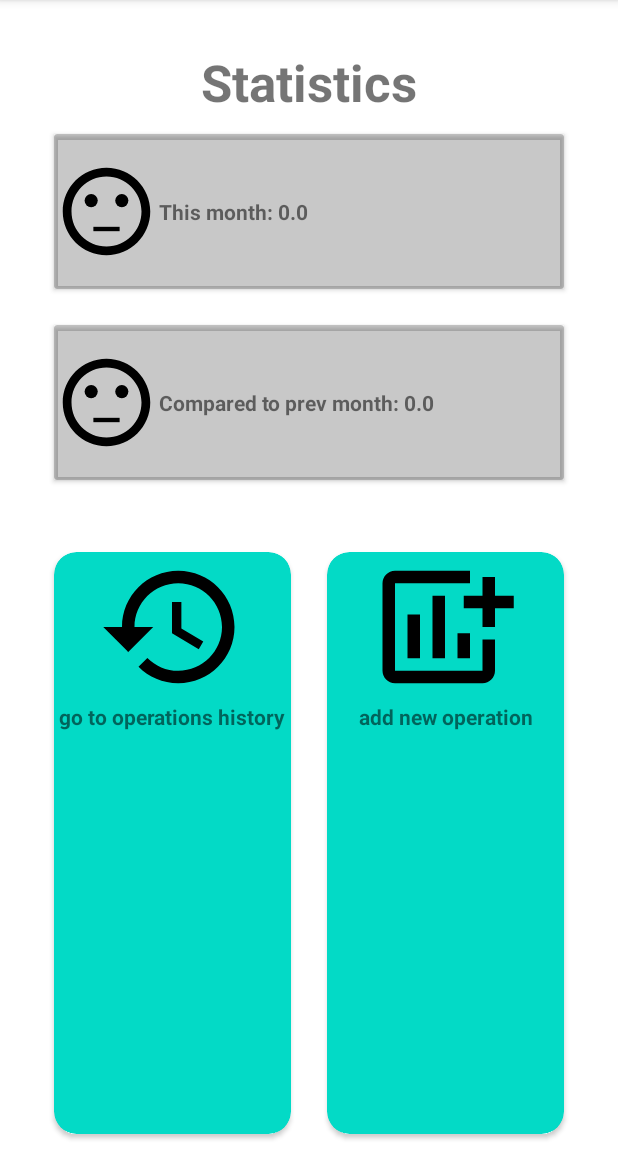
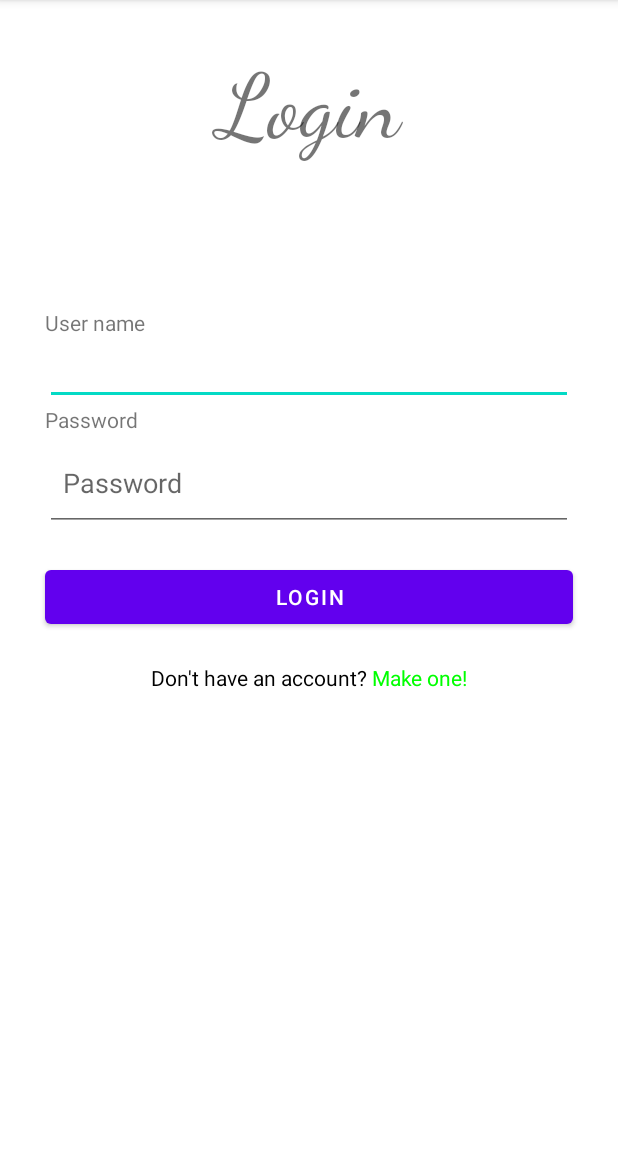
Before and after one commit to TheFgut/MoneySpendCalculator, an Android app: the screen it shows after launch (MainActivity before the commit, LoginActivity after it), on a phone screen of 412 x 824 dp, the part 84-1236 px from its top. Run offline under Robolectric (Android 15) with nearby library versions, the phone set to English and light mode, and no system bars; our stand-ins replace Firebase (no records; nobody signed in at launch, a user with empty details on screens opened directly).

```diff
--- a/app/src/main/java/com/example/moneyspendcalculator/BalanceChangeActivity.kt
+++ b/app/src/main/java/com/example/moneyspendcalculator/BalanceChangeActivity.kt
@@ -11,13 +11,13 @@ import android.widget.EditText
 import android.widget.Spinner
 
 import androidx.appcompat.app.AppCompatActivity
+import com.example.moneyspendcalculator.data_manage.MoneyOperationType
 import com.example.moneyspendcalculator.data_manage.MyDate
 import com.example.moneyspendcalculator.data_manage.data_manager
+import com.example.moneyspendcalculator.data_manage.moneyIncome
 import com.example.moneyspendcalculator.data_manage.moneyIncomeType
+import com.example.moneyspendcalculator.data_manage.moneyOutcome
 import com.example.moneyspendcalculator.data_manage.moneyOutcomeType
-import com.example.moneyspendcalculator.data_manage.MoneyOperationType
-import com.example.moneyspendcalculator.data_manage.moneyIncome
-import com.example.moneyspendcalculator.data_manage.moneyOutcome
 import java.time.LocalDate
 
 
--- /dev/null
+++ b/app/src/main/java/com/example/moneyspendcalculator/LoginActivity.kt
@@ -0,0 +1,117 @@
+package com.example.moneyspendcalculator
+
+import android.content.Intent
+import androidx.appcompat.app.AppCompatActivity
+import android.os.Bundle
+import android.text.Editable
+import android.text.TextWatcher
+import android.widget.Button
+import android.widget.EditText
+import android.widget.TextView
+import android.widget.Toast
+import com.example.moneyspendcalculator.autintification.Authentification
+import com.google.firebase.auth.FirebaseAuth
+
+
+class LoginActivity : AppCompatActivity() {
+
+
+
+
+    var mAuth:FirebaseAuth = FirebaseAuth.getInstance();
+
+    override fun onCreate(savedInstanceState: Bundle?) {
+        super.onCreate(savedInstanceState)
+        setContentView(R.layout.activity_login)
+
+        var userNameField: EditText = findViewById<EditText>(R.id.usernameTextLogin)
+        var passwordField: EditText = findViewById<EditText>(R.id.passwordTextLogin)
+
+        var loginBut: Button = findViewById<Button>(R.id.loginBut)
+
+        userNameField.addTextChangedListener(object : TextWatcher {
+
+            override fun beforeTextChanged(s: CharSequence?, start: Int, count: Int, after: Int) {
+
+            }
+
+            override fun onTextChanged(s: CharSequence?, start: Int, before: Int, count: Int) {
+
+            }
+
+            override fun afterTextChanged(s: Editable?) {
+                val updatedText = s.toString()
+                login = updatedText
+                loginCorrect = Authentification.emailCheck(updatedText)
+
+            }
+        })
+
+        passwordField.addTextChangedListener(object : TextWatcher {
+
+            override fun beforeTextChanged(s: CharSequence?, start: Int, count: Int, after: Int) {
+
+            }
+
+            override fun onTextChanged(s: CharSequence?, start: Int, before: Int, count: Int) {
+
+            }
+
+            override fun afterTextChanged(s: Editable?) {
+
+                val updatedText = s.toString()
+                password = updatedText
+                passwordCorrect = Authentification.passwordCheck(updatedText)
+            }
+        })
+        loginBut.setOnClickListener{
+            tryToLogin()
+        }
+        var toRegisterText: TextView = findViewById<TextView>(R.id.toRegisterTextBut)
+        toRegisterText.setOnClickListener{
+            finish()
+            val intent = Intent(this, RegisterActivity::class.java)
+            startActivity(intent)
+        }
+
+    }
+    private var login:String  = ""
+    private var loginCorrect: Boolean = false
+    private var password:String  = ""
+    private var passwordCorrect: Boolean = false
+    fun tryToLogin() {
+        if(!loginCorrect){
+            Toast.makeText(
+                applicationContext,
+                "login structure is incorrect. Please write an Email",
+                Toast.LENGTH_SHORT).show()
+            return
+        }
+        if(!passwordCorrect){
+            Toast.makeText(
+                applicationContext,
+                "Password is too short",
+                Toast.LENGTH_SHORT).show()
+            return
+        }
+
+        mAuth.signInWithEmailAndPassword(login, password)
+            .addOnCompleteListener { task ->
+                if (task.isSuccessful) {
+
+                    val user = FirebaseAuth.getInstance().currentUser
+
+                    finish()
+                } else {
+                    val exception = task.exception
+                    Toast.makeText(
+                        applicationContext,
+                        "Something went wrong - " + exception,
+                        Toast.LENGTH_SHORT,
+                    ).show()
+                }
+            }
+
+    }
+
+}
--- a/app/src/main/java/com/example/moneyspendcalculator/MainActivity.kt
+++ b/app/src/main/java/com/example/moneyspendcalculator/MainActivity.kt
@@ -7,6 +7,7 @@ import android.widget.ImageView
 import android.widget.TextView
 import androidx.appcompat.app.AppCompatActivity
 import com.example.moneyspendcalculator.ObserverPattern.Observer
+import com.example.moneyspendcalculator.autintification.Authentification
 import com.example.moneyspendcalculator.data_manage.data_manager
 
 
@@ -31,6 +32,7 @@ public class MainActivity: AppCompatActivity(), Observer {
             findViewById<TextView>(R.id.prevMounthComparedRevenueText)
 
         update();
+
     }
 
     fun goToAddNewBalanceChangeSetting(view: View?) {
@@ -46,6 +48,7 @@ public class MainActivity: AppCompatActivity(), Observer {
     override fun onDestroy() {
         data_manager.Destroy();
         super.onDestroy()
+        Authentification.controller.SignOut()
     }
 
     public fun updateInfo(mounthRevenue: Float, prevMounthRevenue:Float) {
--- a/app/src/main/java/com/example/moneyspendcalculator/StatsViewingActivity.kt
+++ b/app/src/main/java/com/example/moneyspendcalculator/StatsViewingActivity.kt
@@ -29,7 +29,8 @@ class StatsViewingActivity : AppCompatActivity() {
 
         val  out = arrayOf<moneyOutcome>();
 
-        showAndSortData(data_manager.manager.incomeInfo.toTypedArray(),
+        showAndSortData(
+            data_manager.manager.incomeInfo.toTypedArray(),
             data_manager.manager.outcomeInfo.toTypedArray())
 
         val button = findViewById<Button>(R.id.buttonBackFromStatsView)
--- a/app/src/main/java/com/example/moneyspendcalculator/statistics_display/MounthStatsDisplay.java
+++ /dev/null
@@ -1,4 +0,0 @@
-package com.example.moneyspendcalculator.statistics_display;
-
-public class MounthStatsDisplay {
-}
--- /dev/null
+++ b/app/src/main/res/layout/activity_login.xml
@@ -0,0 +1,73 @@
+<?xml version="1.0" encoding="utf-8"?>
+<LinearLayout xmlns:android="http://schemas.android.com/apk/res/android"
+    xmlns:app="http://schemas.android.com/apk/res-auto"
+    xmlns:tools="http://schemas.android.com/tools"
+    android:orientation="vertical"
+    android:layout_width="match_parent"
+    android:layout_height="match_parent"
+
+    >
+
+    <TextView
+        android:layout_width="match_parent"
+        android:layout_height="180dp"
+        android:text="Login"
+        android:paddingVertical="35dp"
+        android:textAlignment="center"
+        android:textSize="60sp"
+        android:fontFamily="cursive"
+
+        android:layout_marginBottom="25dp"
+        />
+    <TextView
+
+        android:layout_width="match_parent"
+        android:layout_marginHorizontal="30dp"
+        android:layout_height="wrap_content"
+        android:text="User name"
+
+        />
+    <EditText
+        android:id="@+id/usernameTextLogin"
+        android:layout_width="match_parent"
+        android:layout_height="wrap_content"
+        android:inputType="textEmailAddress"
+        android:layout_marginHorizontal="30dp"
+        />
+    <TextView
+        android:layout_width="match_parent"
+        android:layout_marginHorizontal="30dp"
+        android:layout_height="wrap_content"
+        android:text="Password"
+
+        />
+    <EditText
+        android:id="@+id/passwordTextLogin"
+        android:layout_width="match_parent"
+        android:layout_height="wrap_content"
+        android:hint="Password"
+        android:inputType="textPassword"
+        android:paddingHorizontal="12dp"
+        android:paddingVertical="20dp"
+        android:layout_marginHorizontal="30dp"
+        />
+
+    <Button
+        android:id="@+id/loginBut"
+        android:layout_width="match_parent"
+        android:layout_height="wrap_content"
+        android:text="Login"
+        android:layout_marginHorizontal="30dp"
+        android:layout_marginVertical="20dp"
+
+        />
+    <TextView
+        android:id="@+id/toRegisterTextBut"
+        android:layout_width="match_parent"
+        android:layout_height="wrap_content"
+        android:text="@string/getAccText"
+        android:layout_marginHorizontal="30dp"
+        android:textAlignment="center"
+
+        />
+</LinearLayout>
--- /dev/null
+++ b/app/src/main/res/values-land/dimens.xml
@@ -0,0 +1,3 @@
+<resources>
+    <dimen name="activity_horizontal_margin">48dp</dimen>
+</resources>
--- /dev/null
+++ b/app/src/main/res/values-w1240dp/dimens.xml
@@ -0,0 +1,3 @@
+<resources>
+    <dimen name="activity_horizontal_margin">200dp</dimen>
+</resources>
--- /dev/null
+++ b/app/src/main/res/values-w600dp/dimens.xml
@@ -0,0 +1,3 @@
+<resources>
+    <dimen name="activity_horizontal_margin">48dp</dimen>
+</resources>
--- /dev/null
+++ b/app/src/main/res/values/dimens.xml
@@ -0,0 +1,5 @@
+<resources>
+    <!-- Default screen margins, per the Android Design guidelines. -->
+    <dimen name="activity_horizontal_margin">16dp</dimen>
+    <dimen name="activity_vertical_margin">16dp</dimen>
+</resources>
--- a/settings.gradle
+++ b/settings.gradle
@@ -4,6 +4,7 @@ pluginManagement {
         mavenCentral()
         gradlePluginPortal()
     }
+
 }
 dependencyResolutionManagement {
     repositoriesMode.set(RepositoriesMode.FAIL_ON_PROJECT_REPOS)
```
Also changed, not shown: app/build.gradle (+9 -0 lines), app/src/main/AndroidManifest.xml (+13 -6 lines), app/src/main/java/com/example/moneyspendcalculator/RegisterActivity.kt (added, +114 -0 lines), app/src/main/java/com/example/moneyspendcalculator/autintification/Authentification.kt (added, +56 -0 lines), app/src/main/res/layout/activity_register.xml (added, +74 -0 lines), app/src/main/res/values/strings.xml (+16 -0 lines), build.gradle (+11 -1 lines).
